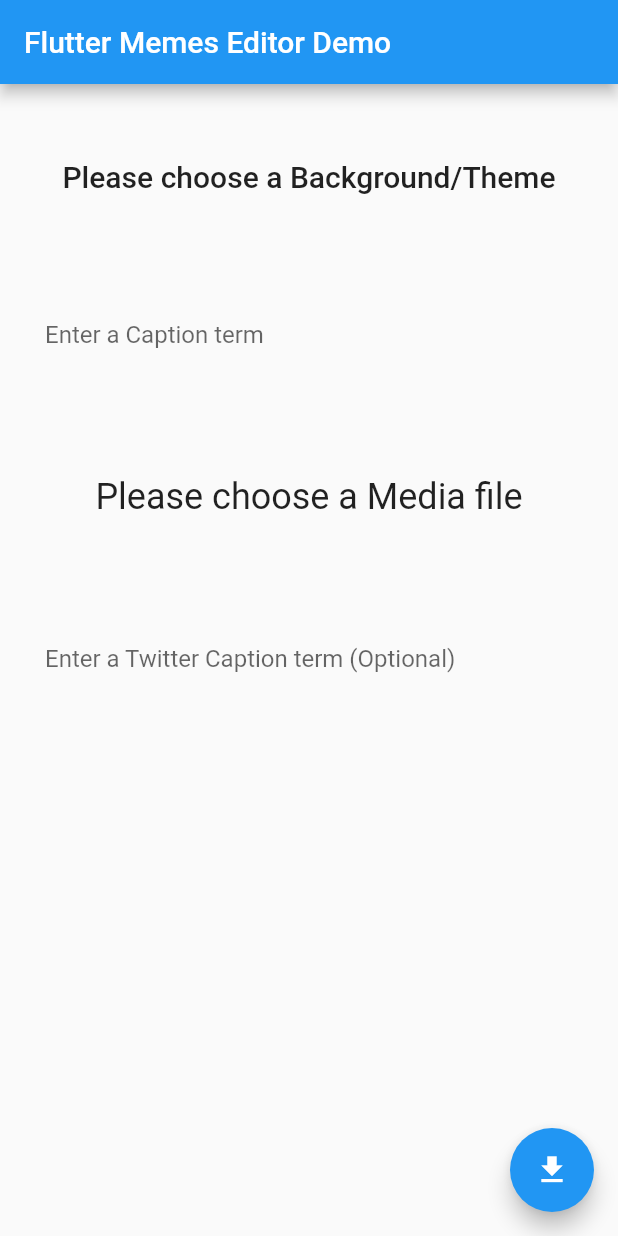
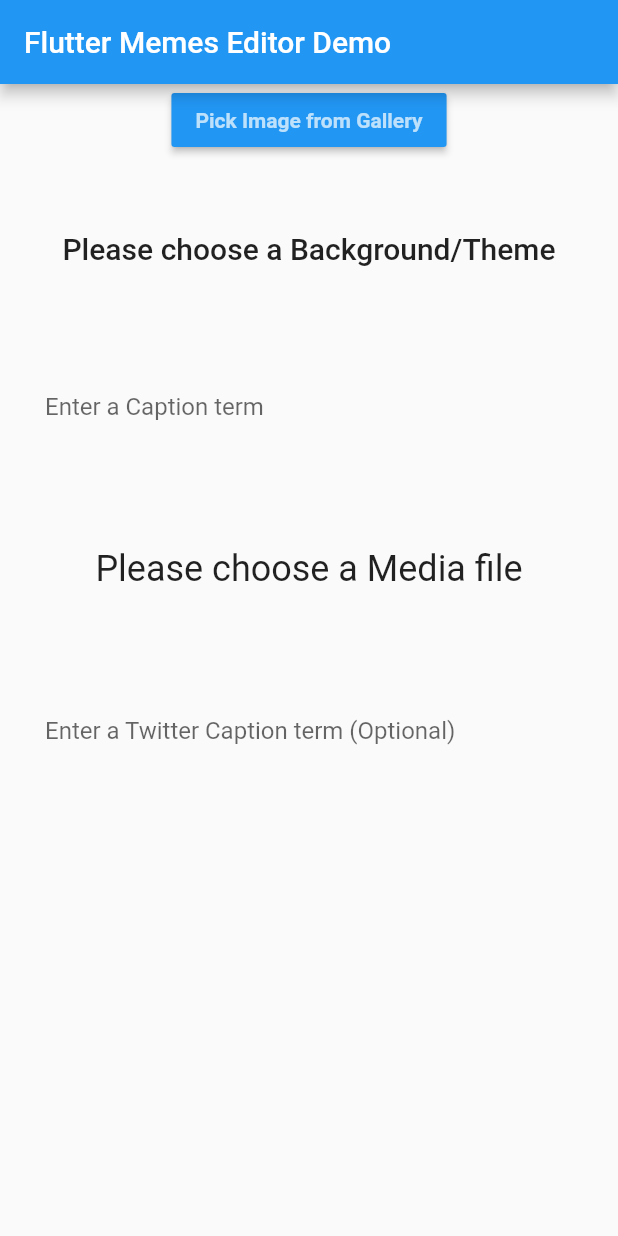
Before and after one commit to SamiESK/FlutterApp, a Flutter app: the screen it shows after launch, on a phone screen of 412 x 824 dp. Run offline on Flutter 3.47's test engine with Material 2 defaults, Android fonts, the phone set to English and light mode, and no system bars; our stand-ins replace image_picker.

Commit message:
Added pick image button
Added button for choosing images from the gallery through the button.

```diff
--- a/lib/main.dart
+++ b/lib/main.dart
@@ -1,4 +1,10 @@
 import 'package:flutter/material.dart';
+import 'dart:io';
+import 'dart:math';
+
+import 'package:flutter/services.dart';
+import 'package:image_picker/image_picker.dart';
+// ignore_for_file: prefer_const_constructors
 
 void main() {
   runApp(const MyApp());
@@ -13,15 +19,6 @@ class MyApp extends StatelessWidget {
     return MaterialApp(
       title: 'Flutter Demo 6eezy ya m3lem tany tany ya browski',
       theme: ThemeData(
-        // This is the theme of your application.
-        //
-        // Try running your application with "flutter run". You'll see the
-        // application has a blue toolbar. Then, without quitting the app, try
-        // changing the primarySwatch below to Colors.green and then invoke
-        // "hot reload" (press "r" in the console where you ran "flutter run",
-        // or simply save your changes to "hot reload" in a Flutter IDE).
-        // Notice that the counter didn't reset back to zero; the application
-        // is not restarted.
         primarySwatch: Colors.blue,
       ),
       home: const MyHomePage(title: 'Flutter Memes Editor Demo'),
@@ -31,16 +28,6 @@ class MyApp extends StatelessWidget {
 
 class MyHomePage extends StatefulWidget {
   const MyHomePage({Key? key, required this.title}) : super(key: key);
-
-  // This widget is the home page of your application. It is stateful, meaning
-  // that it has a State object (defined below) that contains fields that affect
-  // how it looks.
-
-  // This class is the configuration for the state. It holds the values (in this
-  // case the title) provided by the parent (in this case the App widget) and
-  // used by the build method of the State. Fields in a Widget subclass are
-  // always marked "final".
-
   final String title;
 
   @override
@@ -48,31 +35,29 @@ class MyHomePage extends StatefulWidget {
 }
 
 class _MyHomePageState extends State<MyHomePage> {
+  File? image;
   int _counter = 0;
 
-  void _incrementCounter() {
-    setState(() {
-      // This call to setState tells the Flutter framework that something has
-      // changed in this State, which causes it to rerun the build method below
-      // so that the display can reflect the updated values. If we changed
-      // _counter without calling setState(), then the build method would not be
-      // called again, and so nothing would appear to happen.
-      _counter++;
-    });
+  // Check if gallery image is valid
+  Future galleryImage() async {
+    try {
+      final image = await ImagePicker().pickImage(source: ImageSource.gallery);
+
+      if (image == null) return;
+
+      final imageTemp = File(image.path);
+
+      setState(() => this.image = imageTemp);
+    } on PlatformException catch (e) {
+      print('Failed to pick image: $e');
+    }
   }
 
+// Widget for Image picker buttons
   @override
   Widget build(BuildContext context) {
-    // This method is rerun every time setState is called, for instance as done
-    // by the _incrementCounter method above.
-    //
-    // The Flutter framework has been optimized to make rerunning build methods
-    // fast, so that you can just rebuild anything that needs updating rather
-    // than having to individually change instances of widgets.
     return Scaffold(
       appBar: AppBar(
-        // Here we take the value from the MyHomePage object that was created by
-        // the App.build method, and use it to set our appbar title.
         title: Text(widget.title),
       ),
 
@@ -83,28 +68,27 @@ class _MyHomePageState extends State<MyHomePage> {
         // Center is a layout widget. It takes a single child and positions it
         // in the middle of the parent.
         child: Column(
-          // Column is also a layout widget. It takes a list of children and
-          // arranges them vertically. By default, it sizes itself to fit its
-          // children horizontally, and tries to be as tall as its parent.
-          //
-          // Invoke "debug painting" (press "p" in the console, choose the
-          // "Toggle Debug Paint" action from the Flutter Inspector in Android
-          // Studio, or the "Toggle Debug Paint" command in Visual Studio Code)
-          // to see the wireframe for each widget.
-          //
-          // Column has various properties to control how it sizes itself and
-          // how it positions its children. Here we use mainAxisAlignment to
-          // center the children vertically; the main axis here is the vertical
-          // axis because Columns are vertical (the cross axis would be
-          // horizontal).
           mainAxisAlignment: MainAxisAlignment.start,
           //   margin: EdgeInsets.only(left: 200.0, top: 300.0)),
           children: <Widget>[
+            MaterialButton(
+                color: Colors.blue,
+                child: const Text("Pick Image from Gallery",
+                    style: TextStyle(
+                        color: Colors.white70, fontWeight: FontWeight.bold)),
+                onPressed: () {
+                  galleryImage();
+                }),
+
             SizedBox(height: 50),
+
+            // Background button
             Text(
               'Please choose a Background/Theme',
               style: Theme.of(context).textTheme.headline6,
             ),
+
+            // Top caption text field
             SizedBox(height: 70),
             TextField(
               //MK: TextField for input text for captions
@@ -115,9 +99,12 @@ class _MyHomePageState extends State<MyHomePage> {
                 hintText: 'Enter a Caption term',
               ),
             ),
+
             SizedBox(height: 70),
             Text('Please choose a Media file',
                 style: Theme.of(context).textTheme.headline5),
+
+            // Twitter caption field
             SizedBox(height: 70),
             TextField(
               //MK: TextField for input text for `twitter captions optional
@@ -128,20 +115,10 @@ class _MyHomePageState extends State<MyHomePage> {
                 hintText: 'Enter a Twitter Caption term (Optional)',
               ),
             ),
-
-            // Text(
-            //   '$_counter',
-            //   style: Theme.of(context).textTheme.headline4,
-            // ),
           ],
         ),
       ),
       //MK:Below button is for the Done/Download - onPressed to beh changed later
-      floatingActionButton: FloatingActionButton(
-        onPressed: _incrementCounter,
-        tooltip: 'Increment',
-        child: const Icon(Icons.download),
-      ), // This trailing comma makes auto-formatting nicer for build methods.
     );
   }
 }
--- a/pubspec.yaml
+++ b/pubspec.yaml
@@ -34,6 +34,8 @@ dependencies:
   # The following adds the Cupertino Icons font to your application.
   # Use with the CupertinoIcons class for iOS style icons.
   cupertino_icons: ^1.0.2
+
+  image_picker: ^0.8.1
 
 dev_dependencies:
   flutter_test:
```
Also changed, not shown: pubspec.lock.
